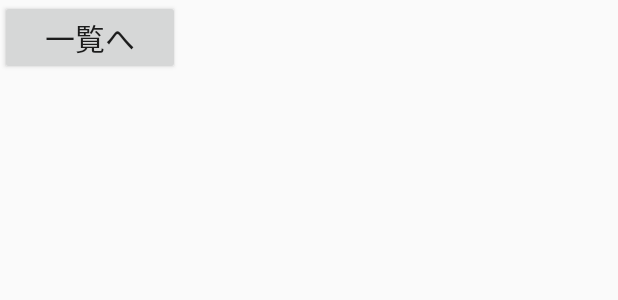
After one commit to working-group/VotingApp, an Android app: the layout activity_result.xml on its own in the app's theme, with its tools: preview values and no code run, on a phone screen of 412 x 824 dp. The commit adds this screen. Shown: the top 300 px of the screen. Run offline under Robolectric (Android 15) with nearby library versions, the phone set to English and light mode, and no system bars.

Commit message:
結果ページ追加

```diff
--- a/app/src/main/AndroidManifest.xml
+++ b/app/src/main/AndroidManifest.xml
@@ -9,13 +9,14 @@
         android:roundIcon="@mipmap/ic_launcher_round"
         android:supportsRtl="true"
         android:theme="@style/AppTheme">
-        <activity android:name=".ListActivity">
+        <activity android:name=".activity.ListActivity">
             <intent-filter>
                 <action android:name="android.intent.action.MAIN" />
 
                 <category android:name="android.intent.category.LAUNCHER" />
             </intent-filter>
         </activity>
+        <activity android:name=".activity.ResultActivity"></activity>
     </application>
 
 </manifest>
--- /dev/null
+++ b/app/src/main/res/layout/activity_result.xml
@@ -0,0 +1,17 @@
+<?xml version="1.0" encoding="utf-8"?>
+<android.support.constraint.ConstraintLayout xmlns:android="http://schemas.android.com/apk/res/android"
+    xmlns:app="http://schemas.android.com/apk/res-auto"
+    xmlns:tools="http://schemas.android.com/tools"
+    android:layout_width="match_parent"
+    android:layout_height="match_parent"
+    tools:context="com.working_group.votingapp.activity.ResultActivity">
+
+    <Button
+        android:id="@+id/return_listActivity"
+        android:text="@string/return_listPage"
+        android:textSize="20sp"
+        android:layout_margin="10dp"
+        android:layout_width="120dp"
+        android:layout_height="wrap_content" />
+
+</android.support.constraint.ConstraintLayout>
--- a/app/src/main/res/values/strings.xml
+++ b/app/src/main/res/values/strings.xml
@@ -1,3 +1,5 @@
 <resources>
     <string name="app_name">VotingApp</string>
+    <string name="resultPage">結果</string>
+    <string name="return_listPage">一覧へ</string>
 </resources>
```
Also changed, not shown: app/src/main/java/com/working_group/votingapp/ListActivity.java (deleted, +0 -14 lines), app/src/main/java/com/working_group/votingapp/activity/ListActivity.java (added, +26 -0 lines), app/src/main/java/com/working_group/votingapp/activity/ResultActivity.java (added, +25 -0 lines), app/src/main/res/layout/activity_list.xml (+11 -1 lines).
